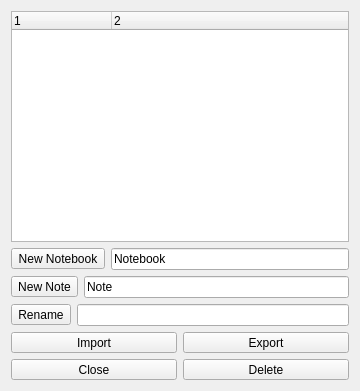
Old version of the form src/dlgNotesList.ui in the repository ic005k/Knot-Legacy.
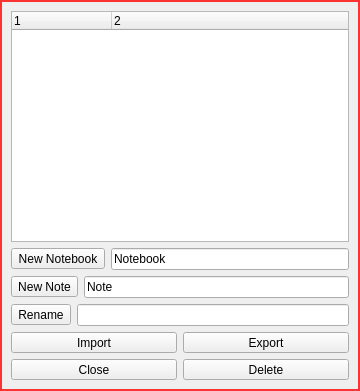
New version of the form. Icons and pictures are not drawn.

```diff
--- a/src/dlgNotesList.ui
+++ b/src/dlgNotesList.ui
@@ -13,6 +13,18 @@
   <property name="windowTitle">
    <string>Dialog</string>
   </property>
+  <property name="styleSheet">
+   <string notr="true">QDialog{	
+	/*background-color: rgb(255, 25, 25);*/	
+	
+	/*border-image:url(:/res/b.png);	*/
+	border-style:solid;						
+	border-width:2px;						
+	border-color:rgb(251, 51, 51);		
+
+	
+}</string>
+  </property>
   <layout class="QVBoxLayout" name="verticalLayout">
    <item>
     <widget class="QTreeWidget" name="treeWidget">
```
